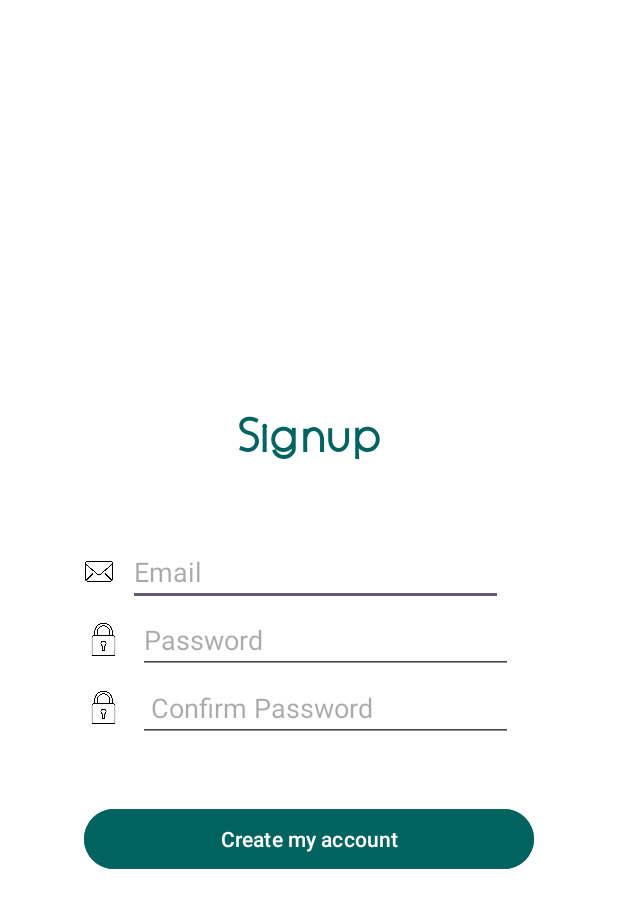
After one commit to komalw2001/SpendSmart, an Android app: the Signup screen opened directly, with no data from a screen before it, on a phone screen of 412 x 824 dp. The commit adds this screen. Shown: the top 908 px of the screen. Run offline under Robolectric (Android 15) with nearby library versions, the phone set to English and light mode, and no system bars.

Commit message:
login signup

```diff
--- /dev/null
+++ b/app/src/main/java/com/example/spendsmart/Signup.java
@@ -0,0 +1,14 @@
+package com.example.spendsmart;
+
+import androidx.appcompat.app.AppCompatActivity;
+
+import android.os.Bundle;
+
+public class Signup extends AppCompatActivity {
+
+    @Override
+    protected void onCreate(Bundle savedInstanceState) {
+        super.onCreate(savedInstanceState);
+        setContentView(R.layout.activity_signup);
+    }
+}
--- /dev/null
+++ b/app/src/main/res/drawable/baseline_attach_email_24.xml
@@ -0,0 +1,6 @@
+<vector android:height="24dp" android:tint="#000000"
+    android:viewportHeight="24" android:viewportWidth="24"
+    android:width="24dp" xmlns:android="http://schemas.android.com/apk/res/android">
+    <path android:fillColor="@android:color/white" android:pathData="M21,10V4c0,-1.1 -0.9,-2 -2,-2H3C1.9,2 1.01,2.9 1.01,4L1,16c0,1.1 0.9,2 2,2h11v-5c0,-1.66 1.34,-3 3,-3H21zM11,11L3,6V4l8,5l8,-5v2L11,11z"/>
+    <path android:fillColor="@android:color/white" android:pathData="M21,14v4c0,1.1 -0.9,2 -2,2s-2,-0.9 -2,-2v-4.5c0,-0.28 0.22,-0.5 0.5,-0.5s0.5,0.22 0.5,0.5V18h2v-4.5c0,-1.38 -1.12,-2.5 -2.5,-2.5S15,12.12 15,13.5V18c0,2.21 1.79,4 4,4s4,-1.79 4,-4v-4H21z"/>
+</vector>
--- /dev/null
+++ b/app/src/main/res/layout/activity_signup.xml
@@ -0,0 +1,153 @@
+<?xml version="1.0" encoding="utf-8"?>
+<LinearLayout xmlns:android="http://schemas.android.com/apk/res/android"
+    xmlns:app="http://schemas.android.com/apk/res-auto"
+    xmlns:tools="http://schemas.android.com/tools"
+    android:layout_width="match_parent"
+    android:layout_height="match_parent"
+    tools:context=".Login"
+    android:background="@color/white"
+    android:orientation="vertical">
+
+
+    <LinearLayout
+        android:layout_width="wrap_content"
+        android:layout_height="wrap_content"
+        android:orientation="vertical"
+        android:layout_gravity="center_horizontal"
+        android:gravity="center"
+        android:paddingTop="100dp"
+
+        >
+
+        <Space
+            android:layout_width="wrap_content"
+            android:layout_height="100sp">
+
+        </Space>
+        <TextView
+            android:layout_width="wrap_content"
+            android:layout_height="wrap_content"
+            android:text="Signup"
+            android:paddingTop="100px"
+            android:fontFamily="@font/queensidesmedium"
+            android:textColor="@color/emeraldgreen"
+            android:textStyle="bold"
+            android:textSize="30sp"
+
+            >
+
+        </TextView>
+        <Space
+            android:layout_width="wrap_content"
+            android:layout_height="40dp">
+
+        </Space>
+        <LinearLayout
+            android:layout_width="300dp"
+            android:layout_height="wrap_content"
+            android:orientation="horizontal"
+            android:paddingTop="10dp"
+
+            >
+
+            <ImageView
+                android:layout_width="29sp"
+                android:layout_height="30sp"
+                android:paddingRight="9dp"
+                android:src="@drawable/mail"
+                android:layout_gravity="center">
+
+            </ImageView>
+
+            <EditText
+                android:layout_width="250dp"
+                android:layout_height="wrap_content"
+                android:hint="Email"
+                >
+
+            </EditText>
+        </LinearLayout>
+
+
+        <LinearLayout
+            android:layout_width="match_parent"
+            android:layout_height="wrap_content"
+            android:orientation="horizontal"
+            >
+
+            <ImageView
+                android:layout_width="36sp"
+                android:layout_height="23sp"
+                android:paddingRight="10dp"
+                android:src="@drawable/lock"
+                android:layout_gravity="center">
+
+            </ImageView>
+
+            <EditText
+                android:layout_width="250dp"
+                android:layout_height="wrap_content"
+                android:hint="Password"
+                >
+
+            </EditText>
+        </LinearLayout>
+        <LinearLayout
+            android:layout_width="match_parent"
+            android:layout_height="wrap_content"
+            android:orientation="horizontal"
+            >
+
+            <ImageView
+                android:layout_width="36sp"
+                android:layout_height="23sp"
+                android:paddingRight="10dp"
+                android:src="@drawable/lock"
+                android:layout_gravity="center">
+
+            </ImageView>
+
+            <EditText
+                android:layout_width="250dp"
+                android:layout_height="wrap_content"
+                android:hint=" Confirm Password"
+                >
+
+            </EditText>
+        </LinearLayout>
+    </LinearLayout>
+
+
+    <Space
+        android:layout_width="wrap_content"
+        android:layout_height="5dp"
+        >
+
+    </Space>
+
+    <Space
+        android:layout_width="wrap_content"
+        android:layout_height="35dp"
+        >
+
+    </Space>
+    <Button
+        android:layout_width="300dp"
+        android:layout_height="wrap_content"
+        android:text="Create my account"
+        android:layout_gravity="center"
+        android:backgroundTint="@color/emeraldgreen"
+        >
+
+    </Button>
+    <Space
+        android:layout_width="wrap_content"
+        android:layout_height="30dp"
+        >
+
+    </Space>
+
+
+
+
+</LinearLayout>
--- a/app/src/main/res/values/colors.xml
+++ b/app/src/main/res/values/colors.xml
@@ -2,4 +2,6 @@
 <resources>
     <color name="black">#FF000000</color>
     <color name="white">#FFFFFFFF</color>
+
+    <color name="emeraldgreen">#016360</color>
 </resources>
```
Also changed, not shown: app/src/main/AndroidManifest.xml (+9 -0 lines), app/src/main/java/com/example/spendsmart/Login.java (added, +27 -0 lines), app/src/main/java/com/example/spendsmart/MainActivity.java (+15 -6 lines), app/src/main/java/com/example/spendsmart/splashscreen.java (added, +14 -0 lines), app/src/main/res/font/queensidesz.xml (added, +11 -0 lines), app/src/main/res/layout/activity_login.xml (added, +163 -0 lines), app/src/main/res/layout/activity_splashscreen.xml (added, +59 -0 lines), app/src/main/res/drawable/lock.png (added), app/src/main/res/drawable/logo.png (added), app/src/main/res/drawable/logo2.png (added), app/src/main/res/drawable/mail.png (added), app/src/main/res/font/queensides.ttf (added), app/src/main/res/font/queensideslight.ttf (added), app/src/main/res/font/queensidesmedium.ttf (added).
